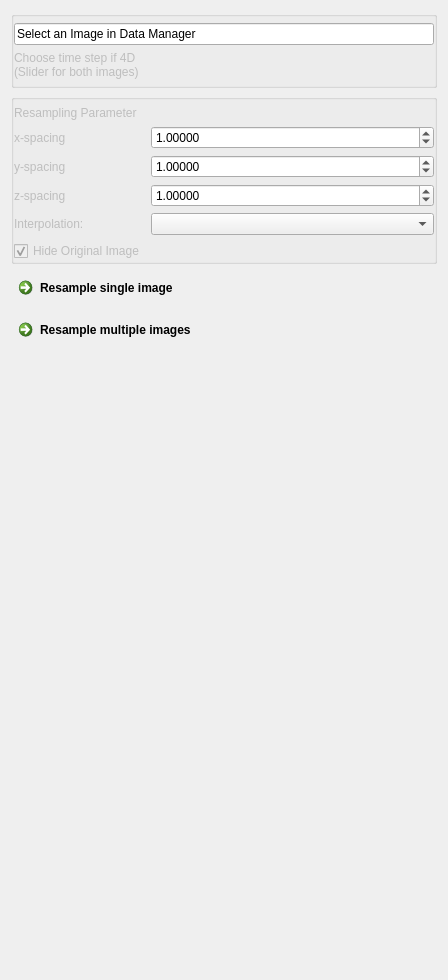
Old version of the form Plugins/org.mitk.gui.qt.preprocessing.resampling/src/internal/QmitkPreprocessingResamplingViewControls.ui in the repository MITK/MITK.
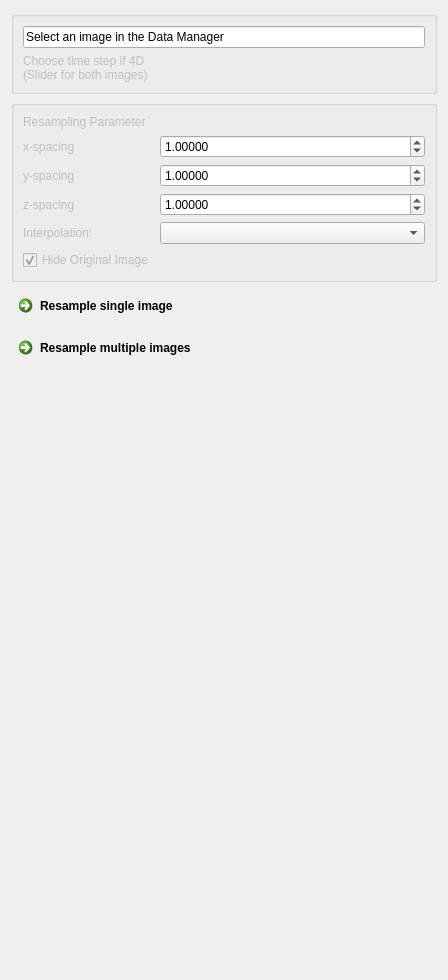
New version of the form. Custom widgets are drawn as their Qt base class.

Commit message: Improve UI layout of Image Resampling view

The edit to the form file:
```diff
--- a/Plugins/org.mitk.gui.qt.preprocessing.resampling/src/internal/QmitkPreprocessingResamplingViewControls.ui
+++ b/Plugins/org.mitk.gui.qt.preprocessing.resampling/src/internal/QmitkPreprocessingResamplingViewControls.ui
@@ -26,26 +26,11 @@
      <property name="title">
       <string/>
      </property>
-     <property name="flat">
-      <bool>true</bool>
-     </property>
      <layout class="QGridLayout" name="gridLayout_3">
-      <property name="leftMargin">
-       <number>0</number>
-      </property>
-      <property name="topMargin">
-       <number>6</number>
-      </property>
-      <property name="rightMargin">
-       <number>0</number>
-      </property>
-      <property name="bottomMargin">
-       <number>6</number>
-      </property>
       <item row="0" column="0" colspan="2">
        <widget class="QLineEdit" name="leImage1">
         <property name="text">
-         <string>Select an Image in Data Manager</string>
+         <string>Select an image in the Data Manager</string>
         </property>
         <property name="readOnly">
          <bool>true</bool>
@@ -107,22 +92,7 @@
      <property name="title">
       <string/>
      </property>
-     <property name="flat">
-      <bool>true</bool>
-     </property>
      <layout class="QGridLayout" name="gridLayout">
-      <property name="leftMargin">
-       <number>0</number>
-      </property>
-      <property name="topMargin">
-       <number>6</number>
-      </property>
-      <property name="rightMargin">
-       <number>0</number>
-      </property>
-      <property name="bottomMargin">
-       <number>0</number>
-      </property>
       <item row="3" column="1">
        <widget class="QDoubleSpinBox" name="dsbParam3">
         <property name="enabled">
```
